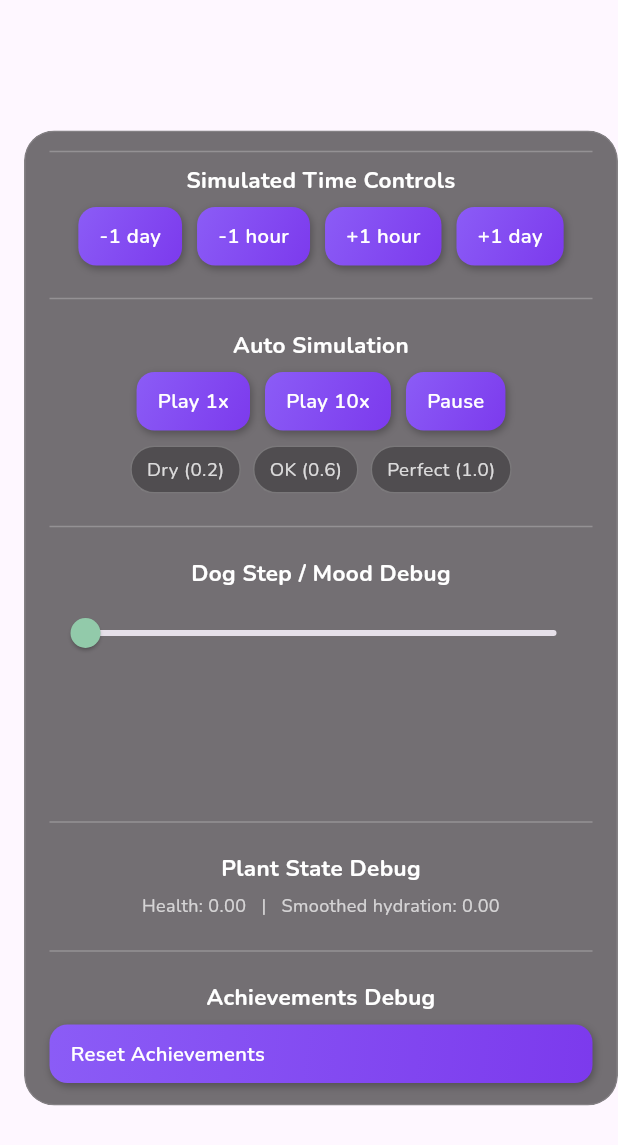
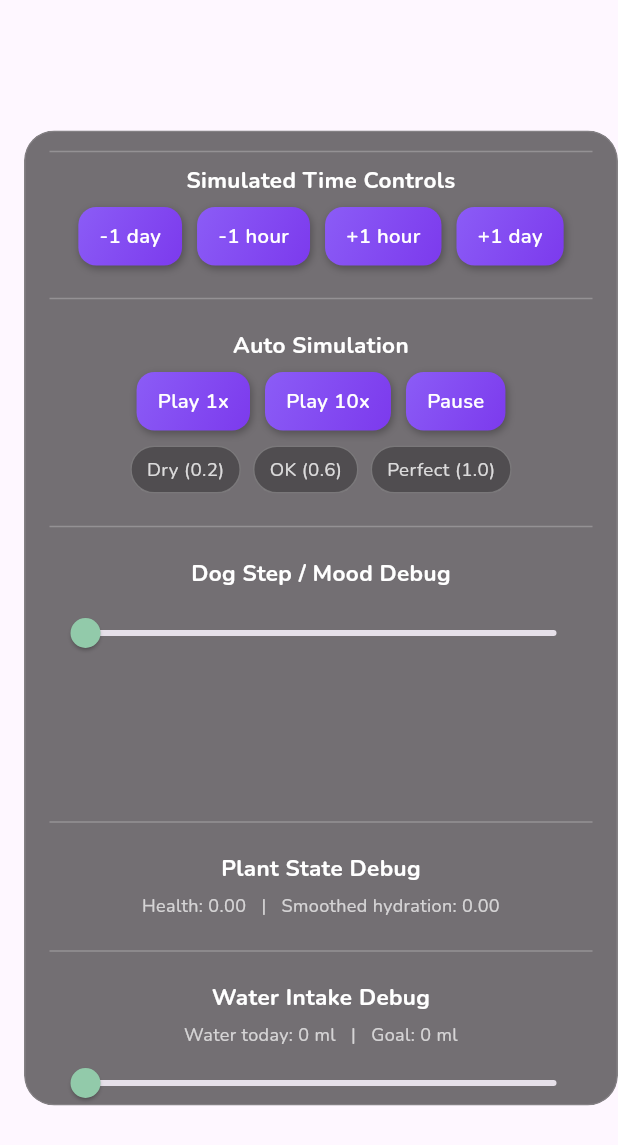
Before and after one commit to kimw8833/wellspace-project, a Flutter app: the DebugPanel widget shown alone on an empty page, opened directly with empty values, scrolled down 59 dp, on a phone screen of 412 x 824 dp. Shown: the top 1145 px of the screen. Run offline on Flutter 3.47's test engine with Material 3 defaults, Android fonts, the phone set to English and light mode, and no system bars; our stand-ins replace google_fonts.

Commit message:
manual water increment added again

```diff
--- a/Frontend/my_app/lib/pages/room_page.dart
+++ b/Frontend/my_app/lib/pages/room_page.dart
@@ -457,6 +457,13 @@ class _MyRoomPageState extends State<MyRoomPage> {
                         hydrationSmoothed: controller.plant.hydrationSmoothed,
                         plantHealthLabel: "",
                         plantColor: Colors.white,
+
+                        // NEW
+                        waterToday: controller.waterToday,
+                        dailyWaterGoal: controller.dailyWaterGoal,
+                        onWaterChanged: (v) =>
+                            controller.addWater(v.toInt() - controller.waterToday),
+
                         onAddDayMinus1: () => controller.addDays(-1),
                         onAddHourMinus1: () => controller.addHours(-1),
                         onAddHourPlus1: () => controller.addHours(1),
@@ -465,12 +472,13 @@ class _MyRoomPageState extends State<MyRoomPage> {
                         onPlay10x: () => controller.playAutoSim(10),
                         onPause: () => controller.pauseAutoSim(),
                         onScenarioChanged: (s) => controller.setScenario(s),
-                        onDogStepsChanged: (v) =>
-                            controller.setStepsToday(v.toInt()),
-                        onResetAchievements: () =>
-                            controller.resetAllAchievements(),
+                        onDogStepsChanged: (v) => controller.setStepsToday(v.toInt()),
+                        onResetAchievements: () => controller.resetAllAchievements(),
+
+
                         onCommit: _commitAndCloseDebug,
                       ),
+
                     ),
                   ),
               ],
--- a/Frontend/my_app/lib/widgets/debug/debug_panel.dart
+++ b/Frontend/my_app/lib/widgets/debug/debug_panel.dart
@@ -21,6 +21,10 @@ class DebugPanel extends StatelessWidget {
 
   final String currentScenario;
 
+  // NEW: water debug
+  final int waterToday;
+  final int dailyWaterGoal;
+
   // Controller callbacks
   final VoidCallback onAddDayMinus1;
   final VoidCallback onAddHourMinus1;
@@ -32,6 +36,9 @@ class DebugPanel extends StatelessWidget {
   final VoidCallback onResetAchievements;
   final Function(String) onScenarioChanged;
   final Function(double) onDogStepsChanged;
+
+  // NEW: water slider callback
+  final Function(double) onWaterChanged;
 
   // NEW: explicit commit action (developer-only usage)
   final VoidCallback? onCommit;
@@ -51,6 +58,11 @@ class DebugPanel extends StatelessWidget {
     required this.hydrationSmoothed,
     required this.plantHealthLabel,
     required this.currentScenario,
+
+    // NEW
+    required this.waterToday,
+    required this.dailyWaterGoal,
+
     required this.onAddDayMinus1,
     required this.onAddHourMinus1,
     required this.onAddHourPlus1,
@@ -61,6 +73,10 @@ class DebugPanel extends StatelessWidget {
     required this.onResetAchievements,
     required this.onScenarioChanged,
     required this.onDogStepsChanged,
+
+    // NEW
+    required this.onWaterChanged,
+
     required this.dogSprite,
     required this.plantColor,
     this.onCommit,
@@ -270,6 +286,39 @@ class DebugPanel extends StatelessWidget {
                         ),
                       ),
 
+                      // NEW: WATER DEBUG SECTION (right after plant state)
+                      const SizedBox(height: 14),
+                      const Divider(color: Colors.white24),
+                      const SizedBox(height: 12),
+
+                      const Text(
+                        "Water Intake Debug",
+                        textAlign: TextAlign.center,
+                        style: TextStyle(
+                          color: Colors.white,
+                          fontSize: 15,
+                          fontWeight: FontWeight.bold,
+                        ),
+                      ),
+
+                      const SizedBox(height: 6),
+
+                      Text(
+                        "Water today: $waterToday ml   |   Goal: $dailyWaterGoal ml",
+                        textAlign: TextAlign.center,
+                        style: const TextStyle(
+                          color: Colors.white70,
+                          fontSize: 12,
+                        ),
+                      ),
+
+                      Slider(
+                        value: waterToday.toDouble().clamp(0.0, dailyWaterGoal.toDouble()),
+                        min: 0,
+                        max: dailyWaterGoal.toDouble().clamp(1.0, double.infinity),
+                        onChanged: onWaterChanged,
+                      ),
+
                       const SizedBox(height: 14),
                       const Divider(color: Colors.white24),
                       const SizedBox(height: 12),
```
